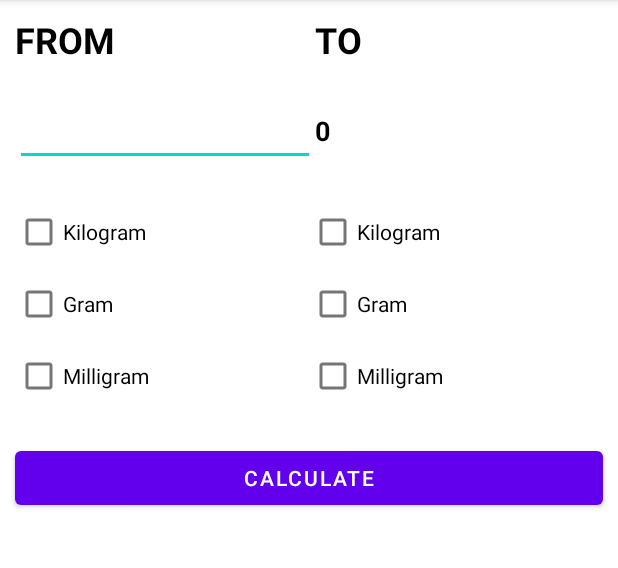
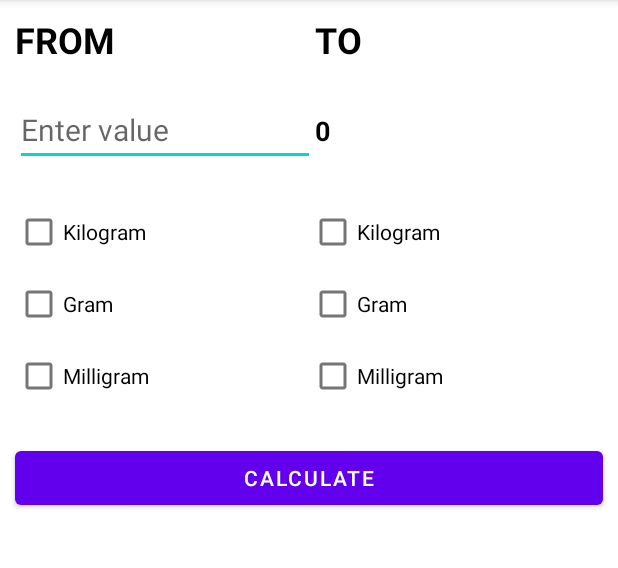
Before and after one commit to Runtime-coder/OIBSIP_2, an Android app: the WeightActivity screen opened directly, with no data from a screen before it, on a phone screen of 412 x 824 dp, the part 84-652 px from its top. Run offline under Robolectric (Android 15) with nearby library versions, the phone set to English and light mode, and no system bars.

Commit message:
git commit

```diff
--- a/app/src/main/res/layout/activity_weight.xml
+++ b/app/src/main/res/layout/activity_weight.xml
@@ -16,7 +16,7 @@
             android:textStyle="bold"
             android:textSize="24sp"
             android:textColor="@color/black"
-            android:text="FROM"/>
+            android:text="@string/from"/>
 
         <TextView
             android:layout_width="200dp"
@@ -24,7 +24,7 @@
             android:textStyle="bold"
             android:textSize="24sp"
             android:textColor="@color/black"
-            android:text="TO"/>
+            android:text="@string/to"/>
     </LinearLayout>
 
     <LinearLayout
@@ -39,7 +39,9 @@
         android:layout_height="wrap_content"
         android:ems="10"
         android:textSize="20sp"
-        android:inputType="number" />
+        android:inputType="number"
+        android:hint="@string/enter_value"
+        android:autofillHints="value"/>
 
     <TextView
         android:id="@+id/result"
@@ -48,7 +50,7 @@
         android:textSize="18sp"
         android:textColor="@color/black"
         android:textStyle="bold"
-        android:text="0" />
+        android:text="@string/_0" />
 
     </LinearLayout>
 
@@ -67,22 +69,19 @@
                 android:id="@+id/kilogram"
                 android:layout_width="wrap_content"
                 android:layout_height="wrap_content"
-                android:layout_weight="1"
-                android:text="Kilogram" />
+                android:text="@string/kilogram" />
 
             <CheckBox
                 android:id="@+id/gram"
                 android:layout_width="wrap_content"
                 android:layout_height="wrap_content"
-                android:layout_weight="1"
-                android:text="Gram" />
+                android:text="@string/gram" />
 
             <CheckBox
                 android:id="@+id/milligram"
                 android:layout_width="wrap_content"
                 android:layout_height="wrap_content"
-                android:layout_weight="1"
-                android:text="Milligram" />
+                android:text="@string/milligram" />
 
     </LinearLayout>
 
@@ -97,22 +96,19 @@
                 android:id="@+id/kilogram1"
                 android:layout_width="wrap_content"
                 android:layout_height="wrap_content"
-                android:layout_weight="1"
-                android:text="Kilogram" />
+                android:text="@string/kilogram" />
 
             <CheckBox
                 android:id="@+id/gram1"
                 android:layout_width="wrap_content"
                 android:layout_height="wrap_content"
-                android:layout_weight="1"
-                android:text="Gram" />
+                android:text="@string/gram" />
 
             <CheckBox
                 android:id="@+id/milligram1"
                 android:layout_width="wrap_content"
                 android:layout_height="wrap_content"
-                android:layout_weight="1"
-                android:text="Milligram" />
+                android:text="@string/milligram" />
 
 
     </LinearLayout>
@@ -123,7 +119,7 @@
         android:layout_width="match_parent"
         android:layout_height="wrap_content"
         android:layout_margin="10dp"
-        android:text="calculate"/>
+        android:text="@string/calculate"/>
 
 
 </LinearLayout>
--- a/app/src/main/res/values/strings.xml
+++ b/app/src/main/res/values/strings.xml
@@ -1,3 +1,17 @@
 <resources>
     <string name="app_name">Unit Converter</string>
+    <string name="to">TO</string>
+    <string name="_0">0</string>
+    <string name="kilogram">Kilogram</string>
+    <string name="milligram">Milligram</string>
+    <string name="gram">Gram</string>
+    <string name="calculate">calculate</string>
+    <string name="from">FROM</string>
+    <string name="meter">Meter</string>
+    <string name="kilometer">Kilometer</string>
+    <string name="centimeter">Centimeter</string>
+    <string name="celsius">Celsius</string>
+    <string name="kelvin">Kelvin</string>
+    <string name="fahrenheit">Fahrenheit</string>
+    <string name="enter_value">Enter value</string>
 </resources>
```
Also changed, not shown: app/src/main/res/layout/activity_length.xml (+11 -16 lines), app/src/main/res/layout/activity_temperature.xml (+11 -16 lines).
